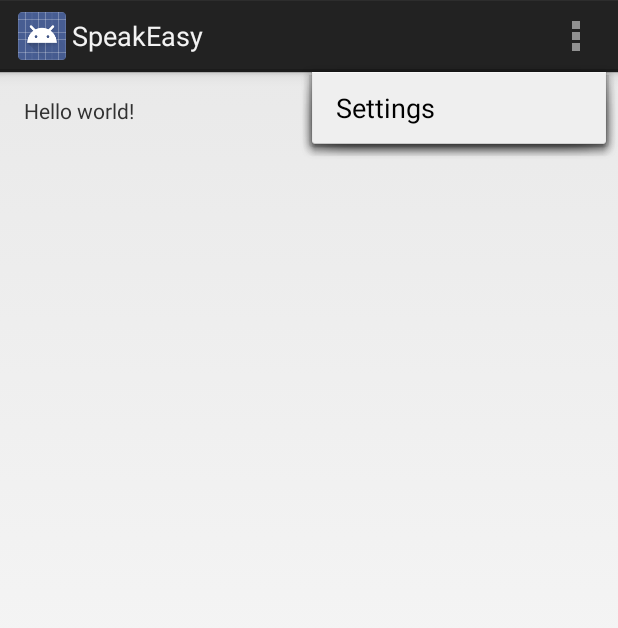
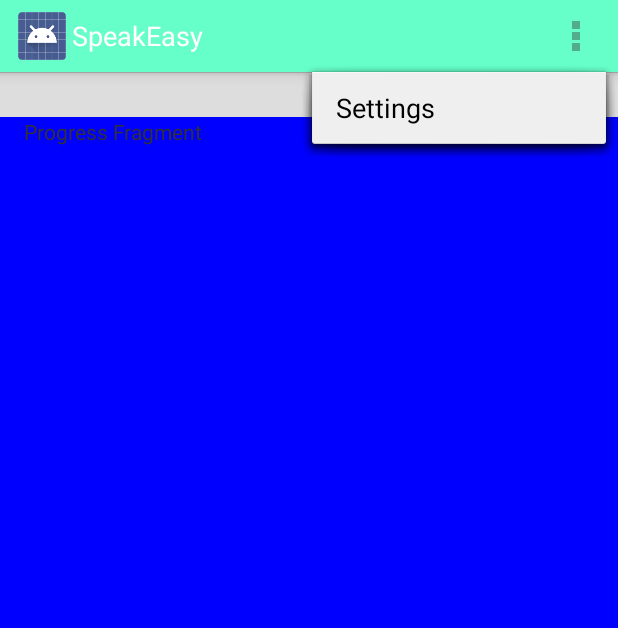
Before and after one commit to echew7/speak_easy_app, an Android app: the screen it shows after launch (MainActivity), with the options menu open, on a phone screen of 412 x 824 dp. Shown: the top 628 px of the screen. Run offline under Robolectric (Android 15) with nearby library versions, the phone set to English and light mode, and no system bars.

Commit message:
Added basic fragments and view pager for scroll tabs

```diff
--- a/mobile/build.gradle
+++ b/mobile/build.gradle
@@ -6,8 +6,8 @@ android {
 
     defaultConfig {
         applicationId "speakeasy.com.speakeasy"
-        minSdkVersion 16
-        targetSdkVersion 20
+        minSdkVersion 15
+        targetSdkVersion 19
         versionCode 1
         versionName "1.0"
     }
@@ -21,4 +21,5 @@ android {
 
 dependencies {
     compile fileTree(dir: 'libs', include: ['*.jar'])
+    compile "com.android.support:appcompat-v7:19.0.+"
 }
--- a/mobile/src/main/java/speakeasy/com/speakeasy/MainActivity.java
+++ b/mobile/src/main/java/speakeasy/com/speakeasy/MainActivity.java
@@ -1,17 +1,24 @@
 package speakeasy.com.speakeasy;
 
-import android.app.Activity;
 import android.os.Bundle;
+import android.support.v4.app.FragmentActivity;
+import android.support.v4.view.ViewPager;
 import android.view.Menu;
 import android.view.MenuItem;
 
 
-public class MainActivity extends Activity {
+public class MainActivity extends FragmentActivity {
+
+    TabsAdapter tabsAdapter = null;
+    ViewPager activityTabs = null;
 
     @Override
     protected void onCreate(Bundle savedInstanceState) {
         super.onCreate(savedInstanceState);
         setContentView(R.layout.activity_main);
+        activityTabs = (ViewPager) findViewById(R.id.activity_tabs);
+        tabsAdapter = new TabsAdapter(getSupportFragmentManager());
+        activityTabs.setAdapter(tabsAdapter);
     }
 
 
--- /dev/null
+++ b/mobile/src/main/java/speakeasy/com/speakeasy/MissedWordsFragment.java
@@ -0,0 +1,21 @@
+package speakeasy.com.speakeasy;
+
+import android.app.Activity;
+import android.os.Bundle;
+import android.support.v4.app.Fragment;
+import android.util.Log;
+import android.view.LayoutInflater;
+import android.view.View;
+import android.view.ViewGroup;
+
+/**
+ * Created by Eric on 11/18/14.
+ */
+public class MissedWordsFragment extends Fragment {
+
+    @Override
+    public View onCreateView(LayoutInflater inflater, ViewGroup container, Bundle savedInstanceState) {
+        Log.d("Missed Words Fragment", "onCreateView");
+        return inflater.inflate(R.layout.missed_words_fragment, container, false);
+    }
+}
--- /dev/null
+++ b/mobile/src/main/java/speakeasy/com/speakeasy/ProgressFragment.java
@@ -0,0 +1,19 @@
+package speakeasy.com.speakeasy;
+
+import android.os.Bundle;
+import android.support.v4.app.Fragment;
+import android.util.Log;
+import android.view.LayoutInflater;
+import android.view.View;
+import android.view.ViewGroup;
+
+/**
+ * Created by Eric on 11/18/14.
+ */
+public class ProgressFragment extends Fragment {
+    @Override
+    public View onCreateView(LayoutInflater inflater, ViewGroup container, Bundle savedInstanceState) {
+        Log.d("Progress Fragment", "onCreateView");
+        return inflater.inflate(R.layout.progress_fragment, container, false);
+    }
+}
--- /dev/null
+++ b/mobile/src/main/java/speakeasy/com/speakeasy/TabsAdapter.java
@@ -0,0 +1,38 @@
+package speakeasy.com.speakeasy;
+
+import android.support.v4.app.Fragment;
+import android.support.v4.app.FragmentManager;
+import android.support.v4.app.FragmentStatePagerAdapter;
+import android.util.Log;
+
+/**
+ * Created by Eric on 11/19/14.
+ */
+public class TabsAdapter extends FragmentStatePagerAdapter {
+    public TabsAdapter(FragmentManager fm) {
+        super(fm);
+    }
+
+    @Override
+    public Fragment getItem(int id) {
+        Log.d("TabsAdapter", "Getting item " + id);
+        Fragment fragment = null;
+        switch (id) {
+            case 0:
+                return new ProgressFragment();
+            case 1:
+                return new MissedWordsFragment();
+            case 2:
+                return new TranscriptFragment();
+            case 3:
+                return new PracticeFragment();
+        }
+        return fragment;
+    }
+
+    @Override
+    public int getCount() {
+        Log.d("TabsAdapter", "Getting count");
+        return 4;
+    }
+}
--- a/mobile/src/main/res/layout/activity_main.xml
+++ b/mobile/src/main/res/layout/activity_main.xml
@@ -1,11 +1,24 @@
 <RelativeLayout xmlns:android="http://schemas.android.com/apk/res/android"
     xmlns:tools="http://schemas.android.com/tools" android:layout_width="match_parent"
-    android:layout_height="match_parent" android:paddingLeft="@dimen/activity_horizontal_margin"
-    android:paddingRight="@dimen/activity_horizontal_margin"
-    android:paddingTop="@dimen/activity_vertical_margin"
-    android:paddingBottom="@dimen/activity_vertical_margin" tools:context=".MainActivity">
+    android:layout_height="match_parent"
+    tools:context=".MainActivity">
 
-    <TextView android:text="@string/hello_world" android:layout_width="wrap_content"
-        android:layout_height="wrap_content" />
+    <android.support.v4.view.ViewPager
+        xmlns:android="http://schemas.android.com/apk/res/android"
+        android:id="@+id/activity_tabs"
+        android:layout_width="match_parent"
+        android:layout_height="match_parent" >
+
+        <android.support.v4.view.PagerTitleStrip
+            android:id="@+id/activity_title"
+            android:layout_width="match_parent"
+            android:layout_height="wrap_content"
+            android:layout_gravity="top"
+            android:background="#dddddd"
+            android:textColor="#fff"
+            android:paddingTop="4dp"
+            android:paddingBottom="4dp" />
+
+    </android.support.v4.view.ViewPager>
 
 </RelativeLayout>
--- /dev/null
+++ b/mobile/src/main/res/layout/progress_fragment.xml
@@ -0,0 +1,16 @@
+<?xml version="1.0" encoding="utf-8"?>
+<RelativeLayout xmlns:android="http://schemas.android.com/apk/res/android"
+    android:layout_width="match_parent"
+    android:layout_height="match_parent"
+    android:background="#0000ff" >
+
+    <TextView
+        android:layout_width="wrap_content"
+        android:layout_height="wrap_content"
+        android:text="Progress Fragment"
+        android:layout_marginLeft="16dp"
+        android:layout_alignParentTop="true"
+        android:layout_alignParentLeft="true"
+        android:layout_alignParentRight="true"/>
+
+</RelativeLayout>
--- a/mobile/src/main/res/menu/menu_main.xml
+++ b/mobile/src/main/res/menu/menu_main.xml
@@ -1,5 +1,6 @@
 <menu xmlns:android="http://schemas.android.com/apk/res/android"
     xmlns:tools="http://schemas.android.com/tools" tools:context=".MainActivity">
+    <!-- Settings, should always be in the overflow -->
     <item android:id="@+id/action_settings" android:title="@string/action_settings"
         android:orderInCategory="100" android:showAsAction="never" />
 </menu>
--- a/mobile/src/main/res/values/styles.xml
+++ b/mobile/src/main/res/values/styles.xml
@@ -1,8 +1,18 @@
 <resources>
 
     <!-- Base application theme. -->
-    <style name="AppTheme" parent="android:Theme.Holo.Light.DarkActionBar">
+    <style name="AppTheme" parent="android:Theme.Holo.Light">
         <!-- Customize your theme here. -->
+        <item name="android:actionBarStyle">@style/ActionBar</item>
+    </style>
+
+    <style name="ActionBar" parent="@android:style/Widget.Holo.ActionBar">
+        <item name="android:titleTextStyle">@style/TitleTextStyle</item>
+        <item name="android:background">#ff66ffca</item>
+    </style>
+
+    <style name="TitleTextStyle" parent="android:style/TextAppearance.Holo.Widget.ActionBar.Title">
+        <item name="android:textColor">#FFFFFF</item>
     </style>
 
 </resources>
```
Also changed, not shown: mobile/src/main/java/speakeasy/com/speakeasy/PracticeFragment.java (added, +19 -0 lines), mobile/src/main/java/speakeasy/com/speakeasy/TranscriptFragment.java (added, +19 -0 lines), mobile/src/main/res/layout/missed_words_fragment.xml (added, +16 -0 lines), mobile/src/main/res/layout/practice_fragment.xml (added, +16 -0 lines), mobile/src/main/res/layout/transcript_fragment.xml (added, +16 -0 lines), 1 other file.
